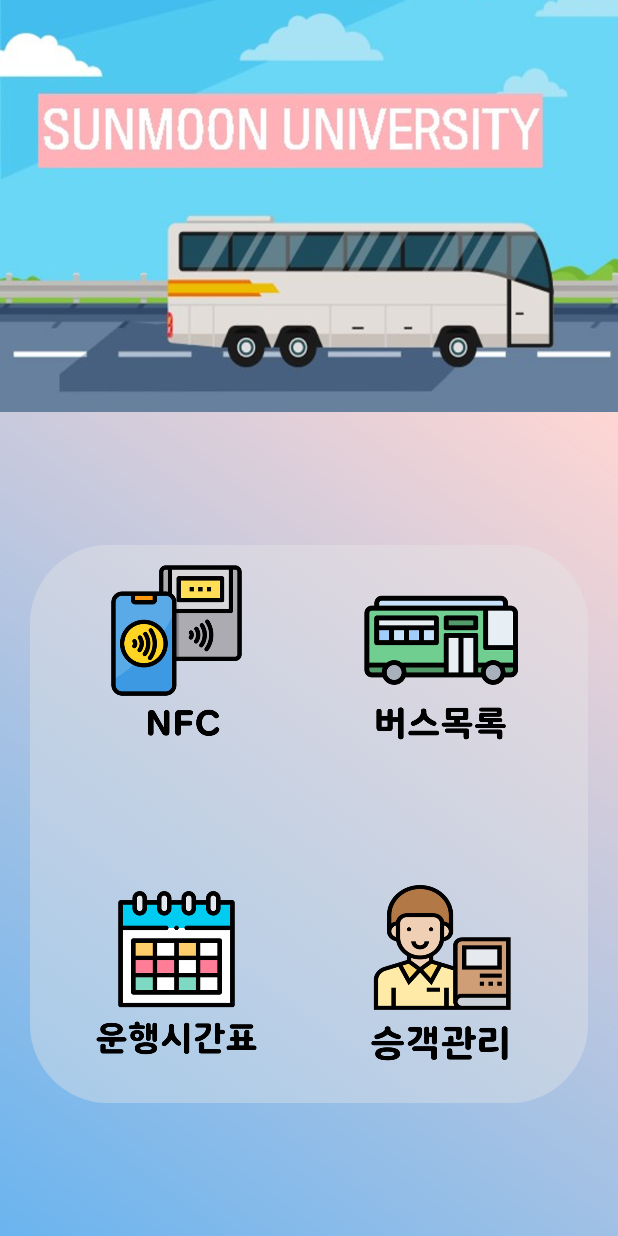
After one commit to DongHwan97/SunmoonBus, an Android app: the layout activity_menu_bus.xml on its own in the app's theme, with its tools: preview values and no code run, on a phone screen of 412 x 824 dp. The commit adds this screen. Run offline under Robolectric (Android 15) with nearby library versions, the phone set to English and light mode, and no system bars.

```diff
--- a/app/src/main/res/layout/activity_driver_people.xml
+++ b/app/src/main/res/layout/activity_driver_people.xml
@@ -3,7 +3,7 @@
     xmlns:app="http://schemas.android.com/apk/res-auto"
     android:layout_width="match_parent"
     android:layout_height="match_parent"
-    android:background="@drawable/background_gradation"
+    android:background="@drawable/back"
     android:gravity="center"
     android:orientation="vertical">
 
--- /dev/null
+++ b/app/src/main/res/layout/activity_menu_bus.xml
@@ -0,0 +1,213 @@
+<?xml version="1.0" encoding="utf-8"?>
+<LinearLayout xmlns:android="http://schemas.android.com/apk/res/android"
+    xmlns:app="http://schemas.android.com/apk/res-auto"
+    android:id="@+id/main_layout"
+    android:layout_width="match_parent"
+    android:layout_height="match_parent"
+    android:orientation="vertical">
+
+    <LinearLayout
+        android:id="@+id/top_layout"
+        android:layout_width="match_parent"
+        android:layout_height="0dp"
+        android:layout_weight="1"
+        android:orientation="vertical">
+
+        <ImageView
+            android:id="@+id/top_image"
+            android:layout_width="wrap_content"
+            android:layout_height="wrap_content"
+            android:background="@drawable/menu_top" />
+
+    </LinearLayout>
+
+    <FrameLayout
+        android:id="@+id/bottom_layout"
+        android:layout_width="match_parent"
+        android:layout_height="0dp"
+        android:layout_weight="2"
+        android:background="@drawable/back">
+
+        <LinearLayout
+            android:layout_width="match_parent"
+            android:layout_height="match_parent"
+            android:layout_margin="20dp"
+            android:orientation="vertical">
+
+            <ImageView
+                android:id="@+id/menu_back_image"
+                android:layout_width="match_parent"
+                android:layout_height="wrap_content"
+                android:visibility="visible"
+                app:srcCompat="@drawable/menu_white" />
+        </LinearLayout>
+
+        <LinearLayout
+            android:id="@+id/menu_main_layout"
+            android:layout_width="match_parent"
+
+            android:layout_height="match_parent"
+            android:layout_marginLeft="30dp"
+            android:layout_marginTop="60dp"
+            android:layout_marginRight="30dp"
+            android:layout_marginBottom="60dp"
+            android:orientation="vertical">
+
+            <LinearLayout
+                android:id="@+id/menu_top_layout"
+                android:layout_width="match_parent"
+                android:layout_height="match_parent"
+                android:layout_weight="1"
+                android:orientation="horizontal">
+
+                <FrameLayout
+                    android:id="@+id/nfc_layout"
+                    android:layout_width="match_parent"
+                    android:layout_height="match_parent"
+                    android:layout_weight="1">
+
+                    <LinearLayout
+                        android:layout_width="match_parent"
+                        android:layout_height="match_parent"
+                        android:orientation="vertical">
+
+                        <Button
+                            android:id="@+id/nfc_button"
+                            android:layout_width="match_parent"
+                            android:layout_height="match_parent"
+                            android:background="#00FFFFFF" />
+                    </LinearLayout>
+
+                    <LinearLayout
+                        android:layout_width="match_parent"
+                        android:layout_height="match_parent"
+                        android:gravity="center_horizontal|center_vertical"
+                        android:orientation="vertical">
+
+                        <ImageView
+                            android:id="@+id/nfc_image"
+                            android:layout_width="135dp"
+                            android:layout_height="135dp"
+                            android:visibility="visible"
+                            app:srcCompat="@drawable/menu_nfc" />
+                    </LinearLayout>
+
+                </FrameLayout>
+
+                <FrameLayout
+                    android:id="@+id/buslist_layout"
+                    android:layout_width="match_parent"
+                    android:layout_height="match_parent"
+                    android:layout_weight="1">
+
+                    <LinearLayout
+                        android:layout_width="match_parent"
+                        android:layout_height="match_parent"
+                        android:orientation="vertical">
+
+                        <Button
+                            android:id="@+id/buslist_button"
+                            android:layout_width="match_parent"
+                            android:layout_height="match_parent"
+                            android:background="#00FFFFFF" />
+                    </LinearLayout>
+
+                    <LinearLayout
+                        android:layout_width="match_parent"
+                        android:layout_height="match_parent"
+                        android:gravity="center_horizontal|center_vertical"
+                        android:orientation="vertical">
+
+                        <ImageView
+                            android:id="@+id/buslist_image"
+                            android:layout_width="135dp"
+                            android:layout_height="135dp"
+                            android:visibility="visible"
+                            app:srcCompat="@drawable/menu_bus" />
+                    </LinearLayout>
+
+                </FrameLayout>
+            </LinearLayout>
+
+            <LinearLayout
+                android:id="@+id/menu_bottom_layout"
+                android:layout_width="match_parent"
+                android:layout_height="match_parent"
+                android:layout_weight="1"
+                android:orientation="horizontal">
+
+                <FrameLayout
+                    android:id="@+id/schedule_layout"
+                    android:layout_width="match_parent"
+                    android:layout_height="match_parent"
+                    android:layout_weight="1">
+
+                    <LinearLayout
+                        android:layout_width="match_parent"
+                        android:layout_height="match_parent"
+                        android:orientation="vertical">
+
+                        <Button
+                            android:id="@+id/schedule_button"
+                            android:layout_width="match_parent"
+                            android:layout_height="match_parent"
+                            android:background="#00FFFFFF" />
+                    </LinearLayout>
+
+                    <LinearLayout
+                        android:layout_width="match_parent"
+                        android:layout_height="match_parent"
+                        android:gravity="center_horizontal|center_vertical"
+                        android:orientation="vertical">
+
+                        <ImageView
+                            android:id="@+id/schedule_image"
+                            android:layout_width="135dp"
+                            android:layout_height="135dp"
+                            android:visibility="visible"
+                            app:srcCompat="@drawable/menu_schedule" />
+                    </LinearLayout>
+
+                </FrameLayout>
+
+                <FrameLayout
+                    android:id="@+id/map_layout"
+                    android:layout_width="match_parent"
+                    android:layout_height="match_parent"
+                    android:layout_weight="1">
+
+                    <LinearLayout
+                        android:id="@+id/map_button"
+                        android:layout_width="match_parent"
+                        android:layout_height="match_parent"
+                        android:orientation="vertical">
+
+                        <Button
+                            android:id="@+id/button18"
+                            android:layout_width="match_parent"
+                            android:layout_height="match_parent"
+                            android:background="#00FFFFFF" />
+                    </LinearLayout>
+
+                    <LinearLayout
+                        android:layout_width="match_parent"
+                        android:layout_height="match_parent"
+                        android:gravity="center_horizontal|center_vertical"
+                        android:orientation="vertical">
+
+                        <ImageView
+                            android:id="@+id/map_image"
+                            android:layout_width="135dp"
+                            android:layout_height="135dp"
+                            android:visibility="visible"
+                            app:srcCompat="@drawable/menu_management" />
+                    </LinearLayout>
+
+                </FrameLayout>
+
+            </LinearLayout>
+        </LinearLayout>
+
+    </FrameLayout>
+
+</LinearLayout>
```
Also changed, not shown: app/src/main/res/drawable/menu_bus.png (added), app/src/main/res/drawable/menu_management.png (added), app/src/main/res/drawable/menu_map.png (added), app/src/main/res/drawable/menu_nfc.png (added), app/src/main/res/drawable/menu_schedule.png (added), app/src/main/res/drawable/menu_top.png (added), app/src/main/res/drawable/menu_white.png (added).
